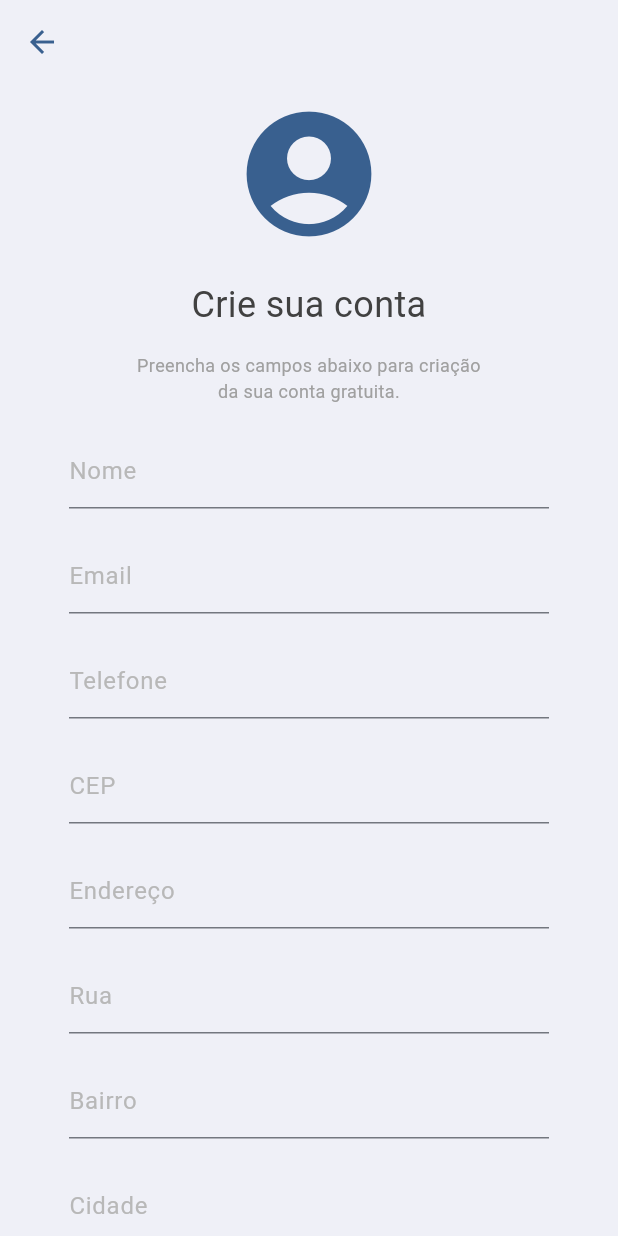
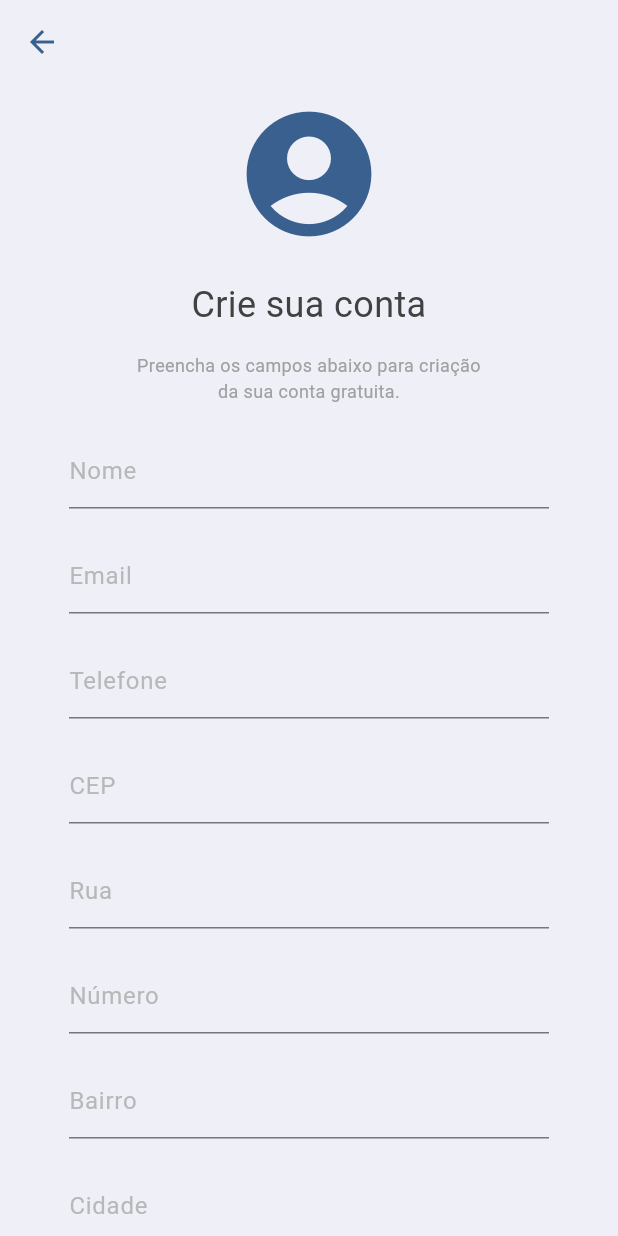
Before and after one commit to jady-lima/LevaEu, a Flutter app: the Registration screen opened directly, on a phone screen of 412 x 824 dp. Run offline on Flutter 3.47's test engine with Material 3 defaults, Android fonts, the light colour scheme and no system bars.

Commit message:
troca de endereço para número e validação do campo número

```diff
--- a/levaeu_mobile/lib/screens/registration.dart
+++ b/levaeu_mobile/lib/screens/registration.dart
@@ -21,6 +21,7 @@ class _RegistrationState extends State<Registration> {
   final emailController = TextEditingController();
   final phoneController = TextEditingController();
   final addressController = TextEditingController();
+  final numberController = TextEditingController();
   final cityController = TextEditingController();
   final stateController = TextEditingController();
   final countryController = TextEditingController();
@@ -200,18 +201,24 @@ class _RegistrationState extends State<Registration> {
                       ),
                     ),
 
-                    //Container/TextFormField: Endereço
-                    Container(
-                      padding: const EdgeInsets.only(top: 15, bottom: 5),
-                      constraints: const BoxConstraints(maxWidth: 320),
-                      child: TextFieldsForms.buildTextFormField("Endereço", TextInputType.text, addressController, false, ValidationType.address, TextFieldsForms.saveFormFieldValue)
-                    ),
+                    // //Container/TextFormField: Endereço
+                    // Container(
+                    //   padding: const EdgeInsets.only(top: 15, bottom: 5),
+                    //   constraints: const BoxConstraints(maxWidth: 320),
+                    //   child: TextFieldsForms.buildTextFormField("Endereço", TextInputType.text, addressController, false, ValidationType.address, TextFieldsForms.saveFormFieldValue)
+                    // ),
 
                     //Container/TextFormField: Rua
                     Container(
                       padding: const EdgeInsets.only(top: 15, bottom: 5),
                       constraints: const BoxConstraints(maxWidth: 320),
                       child: TextFieldsForms.buildTextFormField("Rua", TextInputType.text, streetController, false, ValidationType.address, TextFieldsForms.saveFormFieldValue)
+                    ),
+
+                    Container(
+                      padding: const EdgeInsets.only(top: 15, bottom: 5),
+                      constraints: const BoxConstraints(maxWidth: 320),
+                      child: TextFieldsForms.buildTextFormField("Número", TextInputType.number, numberController, false, ValidationType.streetNumber, TextFieldsForms.saveFormFieldValue),
                     ),
 
                     //Container/TextFormField: Bairro
--- a/levaeu_mobile/lib/utils/text_fields_forms.dart
+++ b/levaeu_mobile/lib/utils/text_fields_forms.dart
@@ -8,6 +8,7 @@ enum ValidationType {
   phone,
   zipcode,
   address,
+  streetNumber,
   emailOrPhone,
   registro,
   cpf,
@@ -40,6 +41,9 @@ class TextFieldsForms {
         break;
       case ValidationType.address:
         validator = validateAddress;
+        break;
+      case ValidationType.streetNumber:
+        validator = validateStreetNumber;
         break;
       case ValidationType.emailOrPhone:
         validator = validateEmailOrPhone;
@@ -116,6 +120,16 @@ class TextFieldsForms {
       return 'Por favor, insira um nome válido.';
     }
     return null;
+  }
+
+  static String? validateStreetNumber(String? value) {
+    if (value == null || value.isEmpty) {
+      return 'Por favor, insira o número do endereço.';
+    }
+    if (!RegExp(r'^[0-9]+$').hasMatch(value)) {
+      return 'Por favor, insira um número válido.';
+    }
+      return null;
   }
 
   static String? validateAddress(String? value){
```
